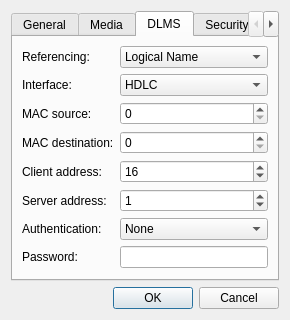
Old version of the form src/ui/DevicePropertiesDialog.ui in the repository dimoniche/GXDLMSDirector.
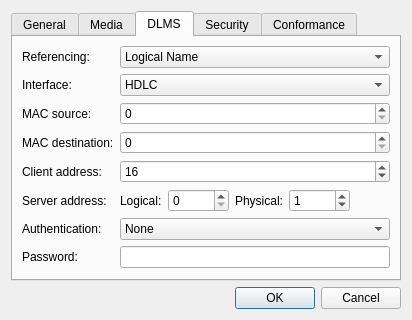
New version of the form. The open tabs and pages were chosen to show the change.

Patch:
```diff
--- a/src/ui/DevicePropertiesDialog.ui
+++ b/src/ui/DevicePropertiesDialog.ui
@@ -250,17 +250,52 @@
         </widget>
        </item>
        <item row="5" column="1">
-        <widget class="QSpinBox" name="serverAddressSpin">
+        <layout class="QHBoxLayout" name="serverAddressLayout">
+         <item>
+          <widget class="QLabel" name="labelServerLogical">
+           <property name="text">
+            <string>Logical:</string>
+           </property>
+          </widget>
+         </item>
+         <item>
+          <widget class="QSpinBox" name="serverLogicalAddressSpin">
          <property name="maximum">
-          <number>268435455</number>
-         </property>
-         <property name="toolTip">
-          <string>Combined HDLC server address (e.g. 16512 = logical 1, physical 128).</string>
+            <number>16383</number>
+           </property>
+          </widget>
+         </item>
+         <item>
+          <widget class="QLabel" name="labelServerPhysical">
+           <property name="text">
+            <string>Physical:</string>
+           </property>
+          </widget>
+         </item>
+         <item>
+          <widget class="QSpinBox" name="serverPhysicalAddressSpin">
+           <property name="maximum">
+            <number>16383</number>
          </property>
          <property name="value">
           <number>1</number>
          </property>
         </widget>
+         </item>
+         <item>
+          <spacer name="serverAddressSpacer">
+           <property name="orientation">
+            <enum>Qt::Horizontal</enum>
+           </property>
+           <property name="sizeHint" stdset="0">
+            <size>
+             <width>40</width>
+             <height>20</height>
+            </size>
+           </property>
+          </spacer>
+         </item>
+        </layout>
        </item>
        <item row="6" column="0">
         <widget class="QLabel" name="labelAuth">
```
Lines whose indentation alone changed are shown as unchanged.
